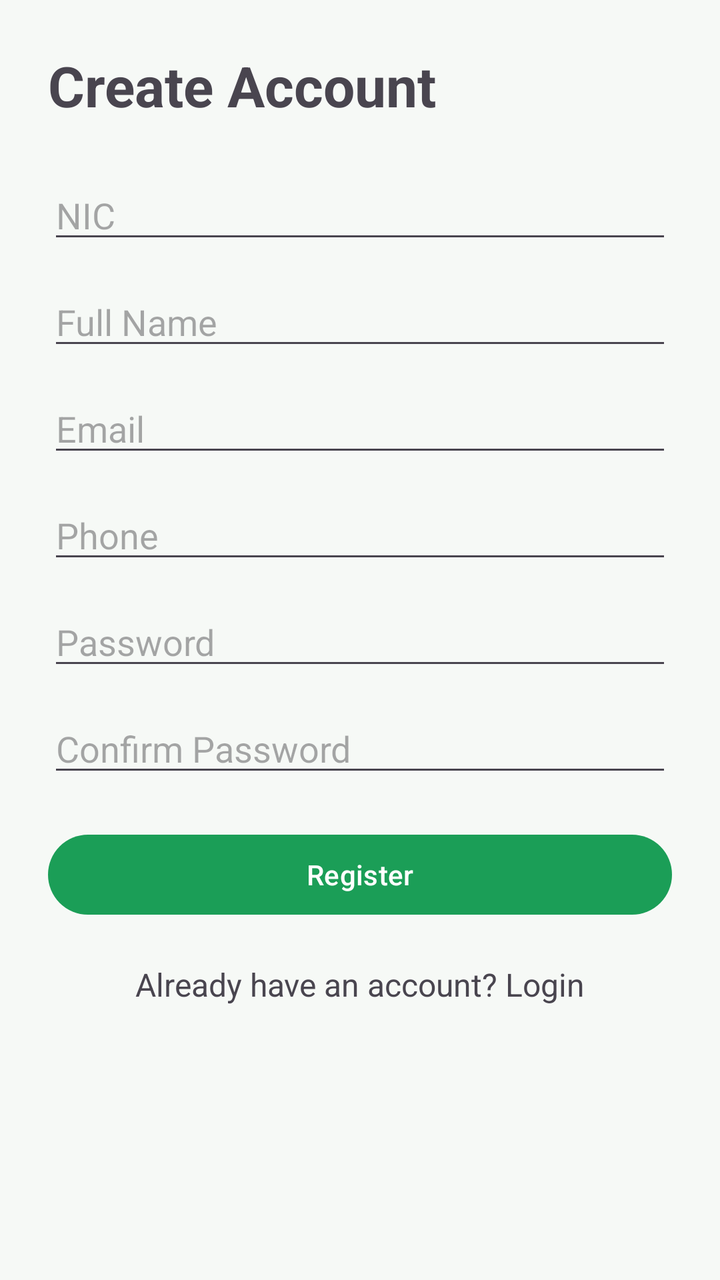
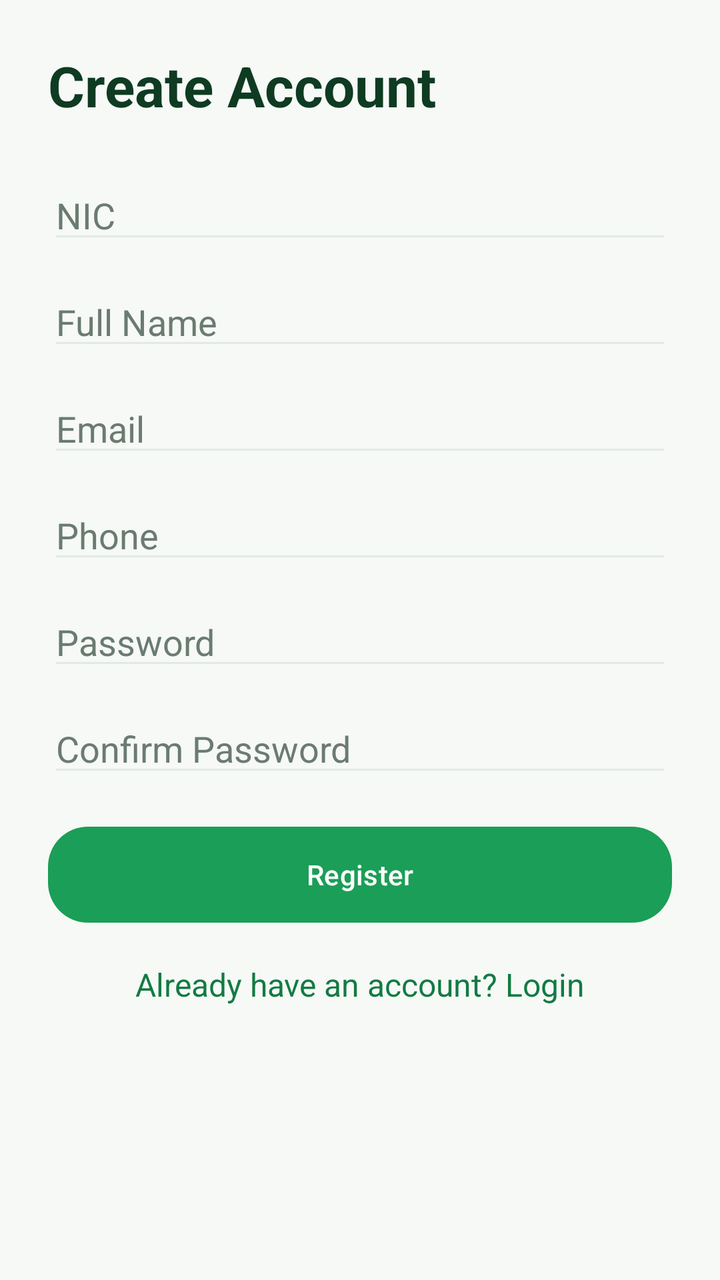

The first picture is an Android layout as it rendered before a commit; the second is the same layout after the commit. The layout source and the unified diff follow.
<!-- AndroidManifest.xml: application theme Theme.SmartSolar -->
<!-- res/layout/activity_register.xml -->
<?xml version="1.0" encoding="utf-8"?>
<ScrollView xmlns:android="http://schemas.android.com/apk/res/android"
    android:layout_width="match_parent"
    android:layout_height="match_parent">

    <LinearLayout
        android:layout_width="match_parent"
        android:layout_height="wrap_content"
        android:orientation="vertical"
        android:padding="24dp">

        <TextView
            android:layout_width="wrap_content"
            android:layout_height="wrap_content"
            android:text="Create Account"
            android:textSize="28sp"
            android:textStyle="bold"
            android:layout_marginBottom="24dp" />

        <EditText
            android:id="@+id/etNic"
            android:layout_width="match_parent"
            android:layout_height="wrap_content"
            android:hint="NIC"
            android:inputType="text"
            android:layout_marginBottom="12dp" />

        <EditText
            android:id="@+id/etFullName"
            android:layout_width="match_parent"
            android:layout_height="wrap_content"
            android:hint="Full Name"
            android:inputType="textPersonName"
            android:layout_marginBottom="12dp" />

        <EditText
            android:id="@+id/etEmail"
            android:layout_width="match_parent"
            android:layout_height="wrap_content"
            android:hint="Email"
            android:inputType="textEmailAddress"
            android:layout_marginBottom="12dp" />

        <EditText
            android:id="@+id/etPhone"
            android:layout_width="match_parent"
            android:layout_height="wrap_content"
            android:hint="Phone"
            android:inputType="phone"
            android:layout_marginBottom="12dp" />

        <EditText
            android:id="@+id/etPassword"
            android:layout_width="match_parent"
            android:layout_height="wrap_content"
            android:hint="Password"
            android:inputType="textPassword"
            android:layout_marginBottom="12dp" />

        <EditText
            android:id="@+id/etConfirmPassword"
            android:layout_width="match_parent"
            android:layout_height="wrap_content"
            android:hint="Confirm Password"
            android:inputType="textPassword"
            android:layout_marginBottom="20dp" />

        <Button
            android:id="@+id/btnRegister"
            android:layout_width="match_parent"
            android:layout_height="wrap_content"
            android:text="Register" />



        <TextView
            android:id="@+id/tvLogin"
            android:layout_width="wrap_content"
            android:layout_height="wrap_content"
            android:text="Already have an account? Login"
            android:textSize="16sp"
            android:layout_gravity="center"
            android:layout_marginTop="20dp" />

    </LinearLayout>

</ScrollView>
<!-- resources referenced by this layout -->
<resources>
  <style name="Theme.SmartSolar" parent="Theme.Material3.DayNight.NoActionBar">
          <item name="colorPrimary">@color/solar_green</item>
          <item name="colorOnPrimary">@android:color/white</item>
          <item name="colorSecondary">@color/solar_blue</item>
          <item name="android:windowBackground">@color/solar_bg</item>
      </style>
  <color name="solar_green">#1B9E57</color>
  <color name="solar_blue">#1B7FBF</color>
  <color name="solar_bg">#F6F9F6</color>
</resources>

<!-- the commit's change to res/layout/activity_register.xml (unified diff, before → after) -->
@@ -1,7 +1,9 @@
 <?xml version="1.0" encoding="utf-8"?>
 <ScrollView xmlns:android="http://schemas.android.com/apk/res/android"
     android:layout_width="match_parent"
-    android:layout_height="match_parent">
+    android:layout_height="match_parent"
+    android:background="@color/solar_bg"
+    android:fillViewport="true">
 
     <LinearLayout
         android:layout_width="match_parent"
@@ -13,6 +15,7 @@
             android:layout_width="wrap_content"
             android:layout_height="wrap_content"
             android:text="Create Account"
+            android:textColor="@color/node_ink"
             android:textSize="28sp"
             android:textStyle="bold"
             android:layout_marginBottom="24dp" />
@@ -23,6 +26,9 @@
             android:layout_height="wrap_content"
             android:hint="NIC"
             android:inputType="text"
+            android:textColor="@color/node_ink"
+            android:textColorHint="@color/solar_muted"
+            android:backgroundTint="@color/solar_line"
             android:layout_marginBottom="12dp" />
 
         <EditText
@@ -31,6 +37,9 @@
             android:layout_height="wrap_content"
             android:hint="Full Name"
             android:inputType="textPersonName"
+            android:textColor="@color/node_ink"
+            android:textColorHint="@color/solar_muted"
+            android:backgroundTint="@color/solar_line"
             android:layout_marginBottom="12dp" />
 
         <EditText
@@ -39,6 +48,9 @@
             android:layout_height="wrap_content"
             android:hint="Email"
             android:inputType="textEmailAddress"
+            android:textColor="@color/node_ink"
+            android:textColorHint="@color/solar_muted"
+            android:backgroundTint="@color/solar_line"
             android:layout_marginBottom="12dp" />
 
         <EditText
@@ -47,6 +59,9 @@
             android:layout_height="wrap_content"
             android:hint="Phone"
             android:inputType="phone"
+            android:textColor="@color/node_ink"
+            android:textColorHint="@color/solar_muted"
+            android:backgroundTint="@color/solar_line"
             android:layout_marginBottom="12dp" />
 
         <EditText
@@ -55,6 +70,9 @@
             android:layout_height="wrap_content"
             android:hint="Password"
             android:inputType="textPassword"
+            android:textColor="@color/node_ink"
+            android:textColorHint="@color/solar_muted"
+            android:backgroundTint="@color/solar_line"
             android:layout_marginBottom="12dp" />
 
         <EditText
@@ -63,13 +81,18 @@
             android:layout_height="wrap_content"
             android:hint="Confirm Password"
             android:inputType="textPassword"
+            android:textColor="@color/node_ink"
+            android:textColorHint="@color/solar_muted"
+            android:backgroundTint="@color/solar_line"
             android:layout_marginBottom="20dp" />
 
         <Button
             android:id="@+id/btnRegister"
             android:layout_width="match_parent"
             android:layout_height="wrap_content"
-            android:text="Register" />
+            android:background="@drawable/bg_btn_primary"
+            android:text="Register"
+            android:textColor="@android:color/white" />
 
 
 
@@ -78,6 +101,7 @@
             android:layout_width="wrap_content"
             android:layout_height="wrap_content"
             android:text="Already have an account? Login"
+            android:textColor="@color/solar_green_dark"
             android:textSize="16sp"
             android:layout_gravity="center"
             android:layout_marginTop="20dp" />
<!-- resource entries referenced after the edit -->
@@ -1,5 +1,6 @@
 <!-- resources referenced by this layout -->
 <resources>
+  <color name="node_ink">#0E3B22</color>
   <style name="Theme.SmartSolar" parent="Theme.Material3.DayNight.NoActionBar">
           <item name="colorPrimary">@color/solar_green</item>
           <item name="colorOnPrimary">@android:color/white</item>
@@ -9,5 +10,14 @@
   <color name="solar_green">#1B9E57</color>
   <color name="solar_blue">#1B7FBF</color>
   <color name="solar_bg">#F6F9F6</color>
+  <color name="solar_green_dark">#137A43</color>
+  <color name="solar_line">#E2EAE5</color>
+  <color name="solar_muted">#6B7B72</color>
+  <!-- drawable bg_btn_primary (drawable) -->
+  <?xml version="1.0" encoding="utf-8"?>
+  <shape xmlns:android="http://schemas.android.com/apk/res/android" android:shape="rectangle">
+      <corners android:radius="20dp" />
+      <solid android:color="@color/solar_green" />
+  </shape>
 </resources>
 
